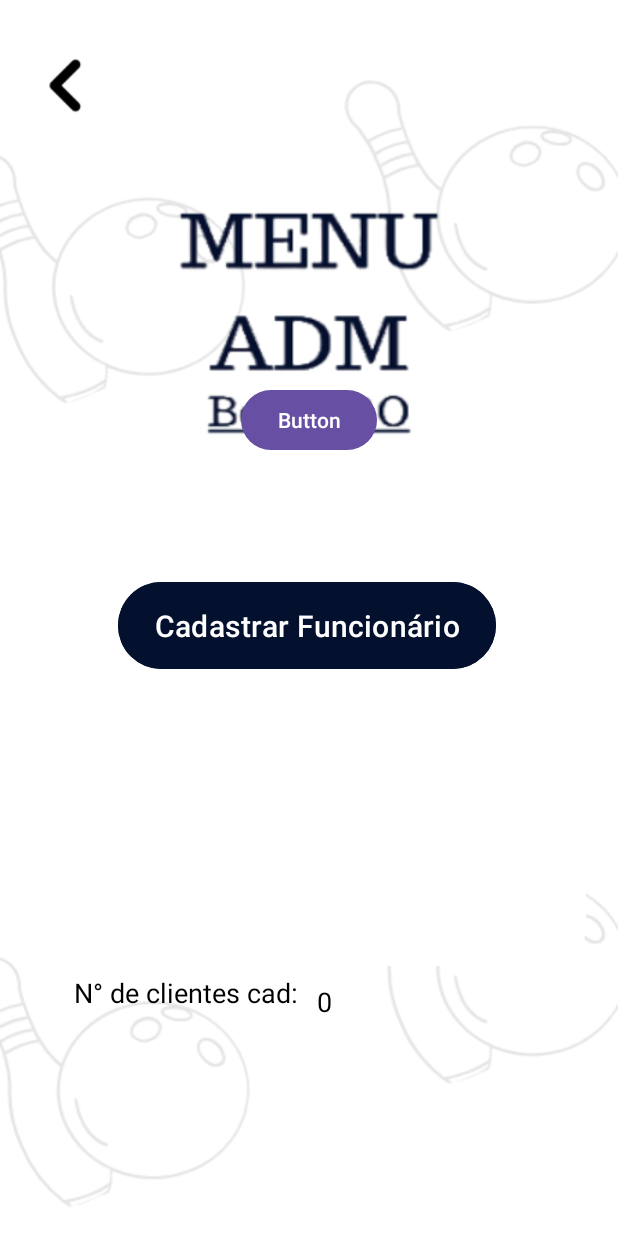
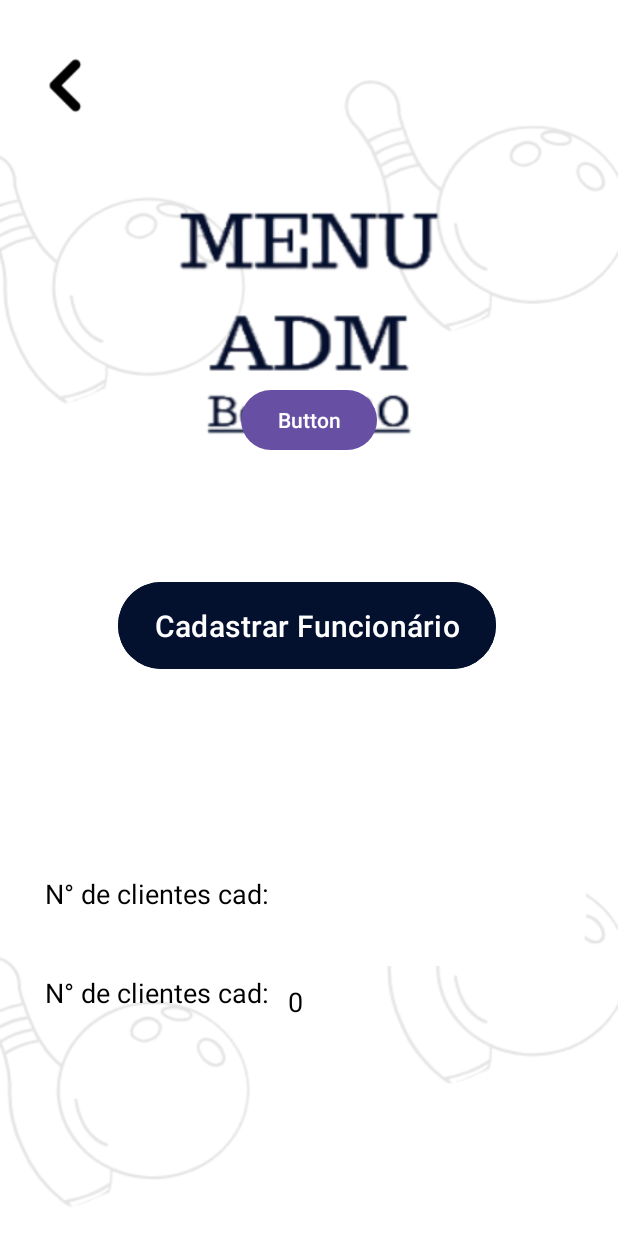
Before and after one commit to NetoTTT/BowlPro, an Android app: the TelaMenu_ADM screen opened directly, with no data from a screen before it, on a phone screen of 412 x 824 dp. Run offline under Robolectric (Android 15) with nearby library versions, the phone set to English and light mode, and no system bars; our stand-ins replace Firebase (no records; nobody signed in at launch, a user with empty details on screens opened directly); 1 statement that could not run was skipped.

Commit message:
15 commit

```diff
--- a/app/src/main/AndroidManifest.xml
+++ b/app/src/main/AndroidManifest.xml
@@ -37,6 +37,9 @@
         <activity android:name=".TelaCod_Only"
             android:exported="false"/>
 
+        <activity android:name=".TelaCadastrarFun"
+            android:exported="false"/>
+
 
         <activity
             android:name=".MainActivity"
--- a/app/src/main/java/com/example/bowlpromobile/TelaMenu_ADM.java
+++ b/app/src/main/java/com/example/bowlpromobile/TelaMenu_ADM.java
@@ -13,18 +13,13 @@ import androidx.appcompat.app.AppCompatActivity;
 
 import com.google.android.gms.tasks.OnCompleteListener;
 import com.google.android.gms.tasks.Task;
-import com.google.firebase.auth.FirebaseAuth;
 import com.google.firebase.firestore.CollectionReference;
-import com.google.firebase.firestore.DocumentReference;
-import com.google.firebase.firestore.DocumentSnapshot;
 import com.google.firebase.firestore.FirebaseFirestore;
 import com.google.firebase.firestore.QuerySnapshot;
 
-import java.util.Map;
-
 public class TelaMenu_ADM extends AppCompatActivity {
-    private Button bBuscarCliente,bBuscarFun,bCadastrarFun,bIn;
-    private TextView cAgenda,cCliente;
+    private Button bCadastrarFun,bIn;
+    private TextView cCliente;
 
     private ImageView voltarL;
     protected void onCreate(Bundle savedInstanceState) {
@@ -65,8 +60,6 @@ public class TelaMenu_ADM extends AppCompatActivity {
     }
 
     private void allCompMenuADM(){
-        bBuscarCliente = findViewById(R.id.buttonBuscarCliente);
-        bBuscarFun = findViewById(R.id.buttonBuscarFun);
         bCadastrarFun = findViewById(R.id.buttonCadastrarFun);
         cCliente = findViewById(R.id.constant_cliente_Num);
         voltarL = findViewById(R.id.iconVoltarforLogin4);
--- /dev/null
+++ b/app/src/main/res/drawable/work.xml
@@ -0,0 +1,5 @@
+<vector android:height="24dp" android:tint="#000000"
+    android:viewportHeight="24" android:viewportWidth="24"
+    android:width="24dp" xmlns:android="http://schemas.android.com/apk/res/android">
+    <path android:fillColor="@android:color/white" android:pathData="M20,6h-4L16,4c0,-1.11 -0.89,-2 -2,-2h-4c-1.11,0 -2,0.89 -2,2v2L4,6c-1.11,0 -1.99,0.89 -1.99,2L2,19c0,1.11 0.89,2 2,2h16c1.11,0 2,-0.89 2,-2L22,8c0,-1.11 -0.89,-2 -2,-2zM14,6h-4L10,4h4v2z"/>
+</vector>
--- a/app/src/main/res/layout/menu_adm.xml
+++ b/app/src/main/res/layout/menu_adm.xml
@@ -6,6 +6,45 @@
     android:layout_height="match_parent"
     android:background="@drawable/whitesemlogo"
     tools:context=".TelaMenu_ADM">
+
+    <View
+        android:id="@+id/conteiner2"
+        style="@style/Fundo_conteiner_all"
+        android:layout_width="370dp"
+        android:layout_height="320dp"
+        android:layout_marginTop="20dp"
+        app:layout_constraintEnd_toEndOf="parent"
+        app:layout_constraintHorizontal_bias="0.487"
+        app:layout_constraintStart_toStartOf="parent"
+        app:layout_constraintTop_toBottomOf="@+id/bl2"
+        tools:ignore="MissingConstraints" />
+    <TextView
+        android:id="@+id/constant_fun"
+        android:layout_width="162dp"
+        android:layout_height="42dp"
+        android:text="N° de clientes cad:"
+        android:textColor="@color/black"
+        android:textSize="18dp"
+        app:layout_constraintBottom_toBottomOf="parent"
+        app:layout_constraintEnd_toEndOf="parent"
+        app:layout_constraintHorizontal_bias="0.12"
+        app:layout_constraintStart_toStartOf="parent"
+        app:layout_constraintTop_toTopOf="parent"
+        app:layout_constraintVertical_bias="0.746" />
+
+    <TextView
+        android:id="@+id/constant_fun_num"
+        android:layout_width="wrap_content"
+        android:layout_height="wrap_content"
+        android:text=""
+        android:textColor="@color/black"
+        android:textSize="18dp"
+        app:layout_constraintBottom_toBottomOf="parent"
+        app:layout_constraintEnd_toEndOf="parent"
+        app:layout_constraintHorizontal_bias="0.0"
+        app:layout_constraintStart_toEndOf="@+id/constant_fun"
+        app:layout_constraintTop_toTopOf="parent"
+        app:layout_constraintVertical_bias="0.736" />
 
     <ImageView
         android:id="@+id/MenuADMLogo"
@@ -32,17 +71,7 @@
         app:layout_constraintVertical_bias="0.024"
         tools:ignore="MissingConstraints" />
 
-    <View
-        android:id="@+id/conteiner2"
-        style="@style/Fundo_conteiner_all"
-        android:layout_width="370dp"
-        android:layout_height="320dp"
-        android:layout_marginTop="16dp"
-        app:layout_constraintEnd_toEndOf="parent"
-        app:layout_constraintHorizontal_bias="0.487"
-        app:layout_constraintStart_toStartOf="parent"
-        app:layout_constraintTop_toBottomOf="@+id/bl2"
-        tools:ignore="MissingConstraints" />
+
 
     <Button
         android:id="@+id/bl2"
@@ -80,7 +109,7 @@
         android:textSize="18dp"
         app:layout_constraintBottom_toBottomOf="parent"
         app:layout_constraintEnd_toEndOf="parent"
-        app:layout_constraintHorizontal_bias="0.196"
+        app:layout_constraintHorizontal_bias="0.12"
         app:layout_constraintStart_toStartOf="parent"
         app:layout_constraintTop_toTopOf="parent"
         app:layout_constraintVertical_bias="0.83" />
```
Also changed, not shown: app/src/main/java/com/example/bowlpromobile/TelaCadastrarFun.java (added, +124 -0 lines), app/src/main/res/layout/cadastrar_fun.xml (added, +129 -0 lines), app/src/main/res/drawable/cadastrofunlogo.png (added).
